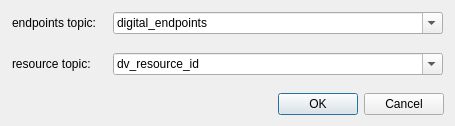
Qt form iop_rqt_digital_resource_viewer_fkie/src/iop_rqt_digital_resource_viewer_fkie/iop_rqt_digital_resource_viewer_config.ui (fkie/iop_gui) before a commit.
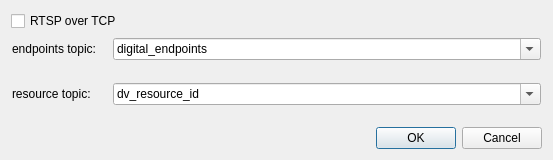
The same form after that commit.

Commit message: added option for rtsp over tcp

Diff of the .ui file:
```diff
--- a/iop_rqt_digital_resource_viewer_fkie/src/iop_rqt_digital_resource_viewer_fkie/iop_rqt_digital_resource_viewer_config.ui
+++ b/iop_rqt_digital_resource_viewer_fkie/src/iop_rqt_digital_resource_viewer_fkie/iop_rqt_digital_resource_viewer_config.ui
@@ -6,14 +6,21 @@
    <rect>
     <x>0</x>
     <y>0</y>
-    <width>455</width>
-    <height>126</height>
+    <width>553</width>
+    <height>160</height>
    </rect>
   </property>
   <property name="windowTitle">
    <string>Jaus Digital Resource Viewer Config</string>
   </property>
   <layout class="QVBoxLayout" name="verticalLayout">
+   <item>
+    <widget class="QCheckBox" name="checkBoxRtspOverTcp">
+     <property name="text">
+      <string>RTSP over TCP</string>
+     </property>
+    </widget>
+   </item>
    <item>
     <widget class="QFrame" name="frame_4">
      <layout class="QFormLayout" name="formLayout_2">
```
The commit also changes 1 other file.
